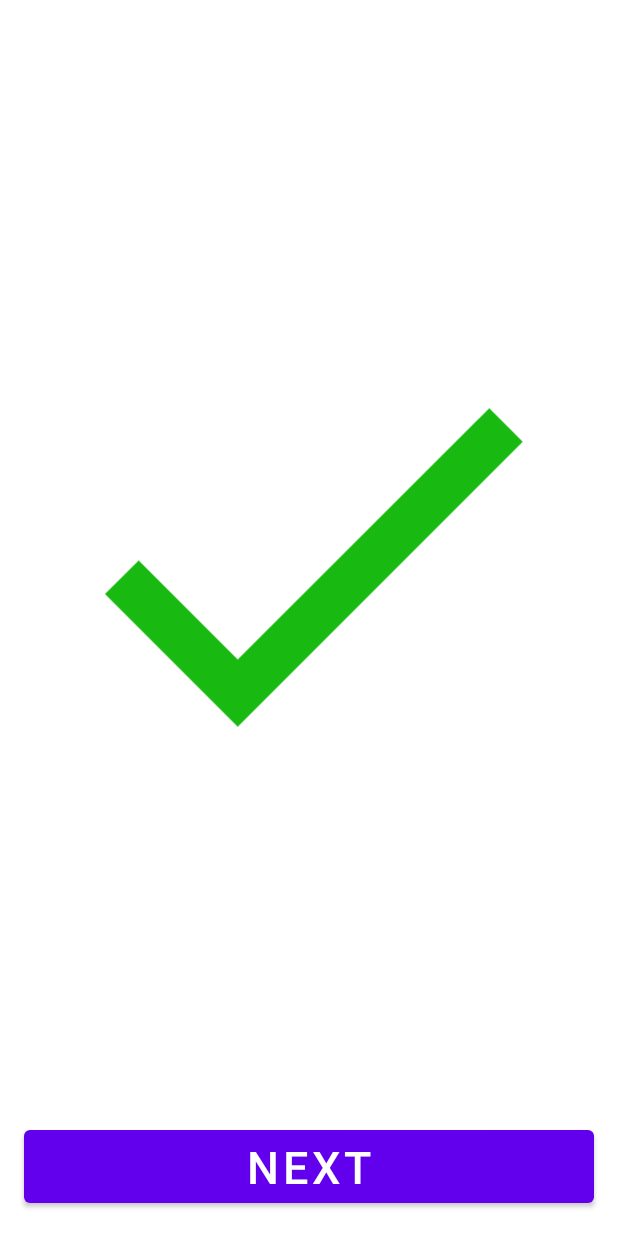
After one commit to martinunterhuber/bus-driver, an Android app: the layout fragment_choice_result.xml on its own in the app's theme, with its tools: preview values and no code run, on a phone screen of 412 x 824 dp. The commit adds this screen. Run offline under Robolectric (Android 15) with nearby library versions, the light colour scheme and no system bars.

Commit message:
Added result

```diff
--- /dev/null
+++ b/app/src/main/java/com/example/busfahrer/fragments/ChoiceFragment.kt
@@ -0,0 +1,6 @@
+package com.example.busfahrer.fragments
+
+import androidx.fragment.app.Fragment
+
+class ChoiceFragment : Fragment() {
+}
--- /dev/null
+++ b/app/src/main/res/drawable/ic_baseline_check_24.xml
@@ -0,0 +1,5 @@
+<vector android:height="24dp" android:tint="#18BA11"
+    android:viewportHeight="24" android:viewportWidth="24"
+    android:width="24dp" xmlns:android="http://schemas.android.com/apk/res/android">
+    <path android:fillColor="@android:color/white" android:pathData="M9,16.17L4.83,12l-1.42,1.41L9,19 21,7l-1.41,-1.41z"/>
+</vector>
--- /dev/null
+++ b/app/src/main/res/drawable/ic_baseline_close_24.xml
@@ -0,0 +1,5 @@
+<vector android:height="24dp" android:tint="#C61313"
+    android:viewportHeight="24" android:viewportWidth="24"
+    android:width="24dp" xmlns:android="http://schemas.android.com/apk/res/android">
+    <path android:fillColor="@android:color/white" android:pathData="M19,6.41L17.59,5 12,10.59 6.41,5 5,6.41 10.59,12 5,17.59 6.41,19 12,13.41 17.59,19 19,17.59 13.41,12z"/>
+</vector>
--- /dev/null
+++ b/app/src/main/res/layout/fragment_choice_result.xml
@@ -0,0 +1,32 @@
+<?xml version="1.0" encoding="utf-8"?>
+<androidx.constraintlayout.widget.ConstraintLayout xmlns:android="http://schemas.android.com/apk/res/android"
+    xmlns:app="http://schemas.android.com/apk/res-auto"
+    xmlns:tools="http://schemas.android.com/tools"
+    android:layout_width="match_parent"
+    android:layout_height="match_parent">
+
+    <ImageView
+        android:id="@+id/result_image"
+        android:layout_width="0dp"
+        android:layout_height="0dp"
+        android:layout_marginStart="16dp"
+        android:layout_marginEnd="16dp"
+        app:layout_constraintBottom_toTopOf="@+id/next_button"
+        app:layout_constraintEnd_toEndOf="parent"
+        app:layout_constraintStart_toStartOf="parent"
+        app:layout_constraintTop_toTopOf="parent"
+        tools:src="@drawable/ic_baseline_check_24" />
+
+    <Button
+        android:id="@+id/next_button"
+        android:layout_width="0dp"
+        android:layout_height="wrap_content"
+        android:layout_marginStart="16dp"
+        android:layout_marginEnd="16dp"
+        android:layout_marginBottom="16dp"
+        android:text="@string/next"
+        android:textSize="30sp"
+        app:layout_constraintBottom_toBottomOf="parent"
+        app:layout_constraintEnd_toEndOf="parent"
+        app:layout_constraintStart_toStartOf="parent" />
+</androidx.constraintlayout.widget.ConstraintLayout>
--- a/app/src/main/res/values/strings.xml
+++ b/app/src/main/res/values/strings.xml
@@ -5,4 +5,5 @@
     <string name="player_3">Player 3</string>
     <string name="player_4">Player 4</string>
     <string name="start_game">Start Game</string>
+    <string name="next">Next</string>
 </resources>
```
Also changed, not shown: app/src/main/res/layout/activity_game.xml (+22 -1 lines).
